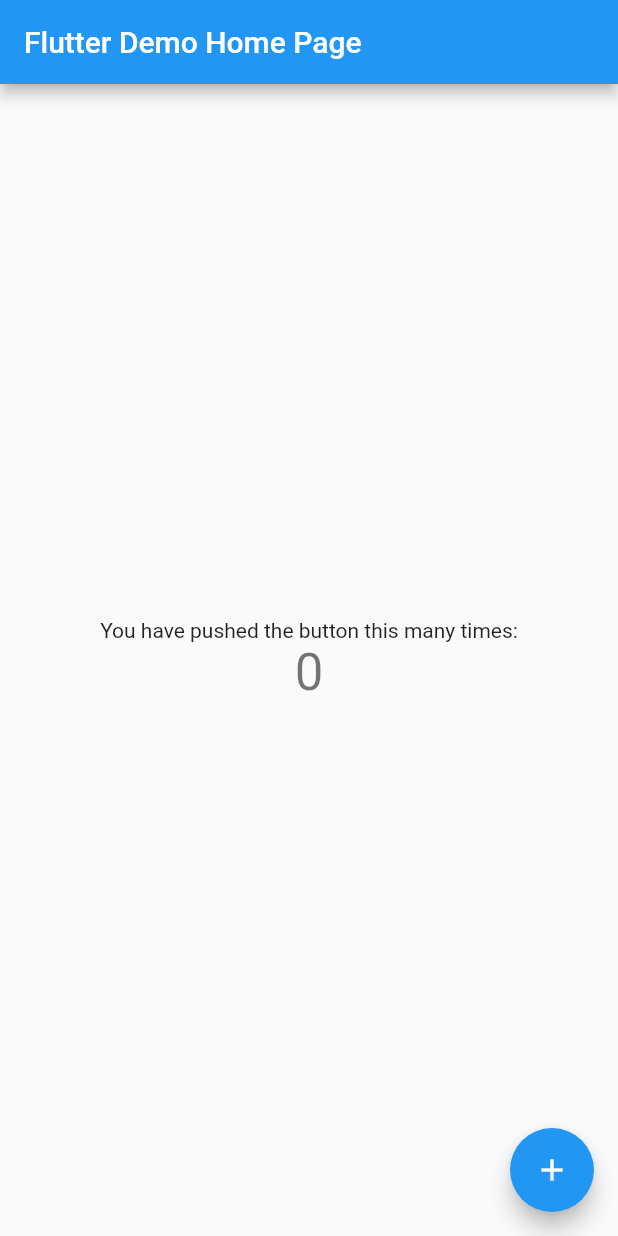
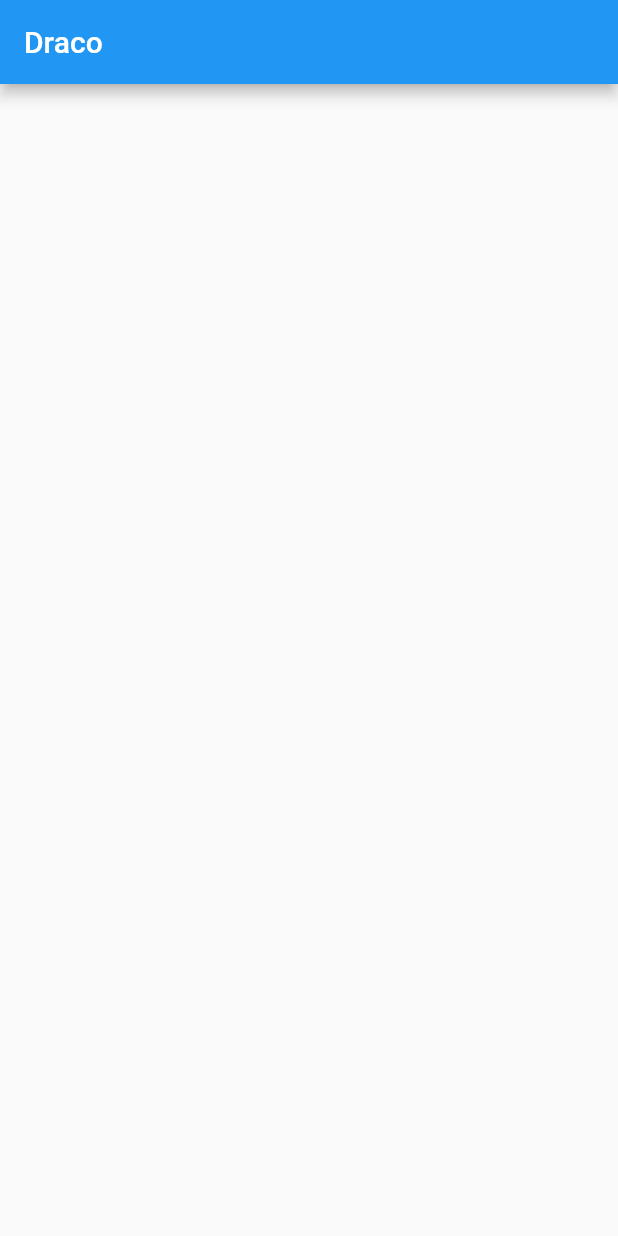
Before and after one commit to FOSSCODY-1/T.M.S.H.Ratnayake, a Flutter app: the screen it shows after launch, on a phone screen of 412 x 824 dp. Run offline on Flutter 3.47's test engine with Material 2 defaults, Android fonts, the phone set to English and light mode, and no system bars.

Commit message:
home screen

```diff
--- a/draco/lib/main.dart
+++ b/draco/lib/main.dart
@@ -1,109 +1,19 @@
 import 'package:flutter/material.dart';
 
-void main() => runApp(new MyApp());
+main() => runApp(
+      MaterialApp(
+        home: HomeScreen(),
+        title: "Draco",
+      ),
+    );
 
-class MyApp extends StatelessWidget {
-  // This widget is the root of your application.
+class HomeScreen extends StatelessWidget {
   @override
   Widget build(BuildContext context) {
-    return new MaterialApp(
-      title: 'Flutter Demo',
-      theme: new ThemeData(
-        // This is the theme of your application.
-        //
-        // Try running your application with "flutter run". You'll see the
-        // application has a blue toolbar. Then, without quitting the app, try
-        // changing the primarySwatch below to Colors.green and then invoke
-        // "hot reload" (press "r" in the console where you ran "flutter run",
-        // or press Run > Flutter Hot Reload in IntelliJ). Notice that the
-        // counter didn't reset back to zero; the application is not restarted.
-        primarySwatch: Colors.blue,
+    return Scaffold(
+      appBar: AppBar(
+        title: Text("Draco"),
       ),
-      home: new MyHomePage(title: 'Flutter Demo Home Page'),
     );
   }
 }
-
-class MyHomePage extends StatefulWidget {
-  MyHomePage({Key key, this.title}) : super(key: key);
-
-  // This widget is the home page of your application. It is stateful, meaning
-  // that it has a State object (defined below) that contains fields that affect
-  // how it looks.
-
-  // This class is the configuration for the state. It holds the values (in this
-  // case the title) provided by the parent (in this case the App widget) and
-  // used by the build method of the State. Fields in a Widget subclass are
-  // always marked "final".
-
-  final String title;
-
-  @override
-  _MyHomePageState createState() => new _MyHomePageState();
-}
-
-class _MyHomePageState extends State<MyHomePage> {
-  int _counter = 0;
-
-  void _incrementCounter() {
-    setState(() {
-      // This call to setState tells the Flutter framework that something has
-      // changed in this State, which causes it to rerun the build method below
-      // so that the display can reflect the updated values. If we changed
-      // _counter without calling setState(), then the build method would not be
-      // called again, and so nothing would appear to happen.
-      _counter++;
-    });
-  }
-
-  @override
-  Widget build(BuildContext context) {
-    // This method is rerun every time setState is called, for instance as done
-    // by the _incrementCounter method above.
-    //
-    // The Flutter framework has been optimized to make rerunning build methods
-    // fast, so that you can just rebuild anything that needs updating rather
-    // than having to individually change instances of widgets.
-    return new Scaffold(
-      appBar: new AppBar(
-        // Here we take the value from the MyHomePage object that was created by
-        // the App.build method, and use it to set our appbar title.
-        title: new Text(widget.title),
-      ),
-      body: new Center(
-        // Center is a layout widget. It takes a single child and positions it
-        // in the middle of the parent.
-        child: new Column(
-          // Column is also layout widget. It takes a list of children and
-          // arranges them vertically. By default, it sizes itself to fit its
-          // children horizontally, and tries to be as tall as its parent.
-          //
-          // Invoke "debug paint" (press "p" in the console where you ran
-          // "flutter run", or select "Toggle Debug Paint" from the Flutter tool
-          // window in IntelliJ) to see the wireframe for each widget.
-          //
-          // Column has various properties to control how it sizes itself and
-          // how it positions its children. Here we use mainAxisAlignment to
-          // center the children vertically; the main axis here is the vertical
-          // axis because Columns are vertical (the cross axis would be
-          // horizontal).
-          mainAxisAlignment: MainAxisAlignment.center,
-          children: <Widget>[
-            new Text(
-              'You have pushed the button this many times:',
-            ),
-            new Text(
-              '$_counter',
-              style: Theme.of(context).textTheme.display1,
-            ),
-          ],
-        ),
-      ),
-      floatingActionButton: new FloatingActionButton(
-        onPressed: _incrementCounter,
-        tooltip: 'Increment',
-        child: new Icon(Icons.add),
-      ), // This trailing comma makes auto-formatting nicer for build methods.
-    );
-  }
-}
```
